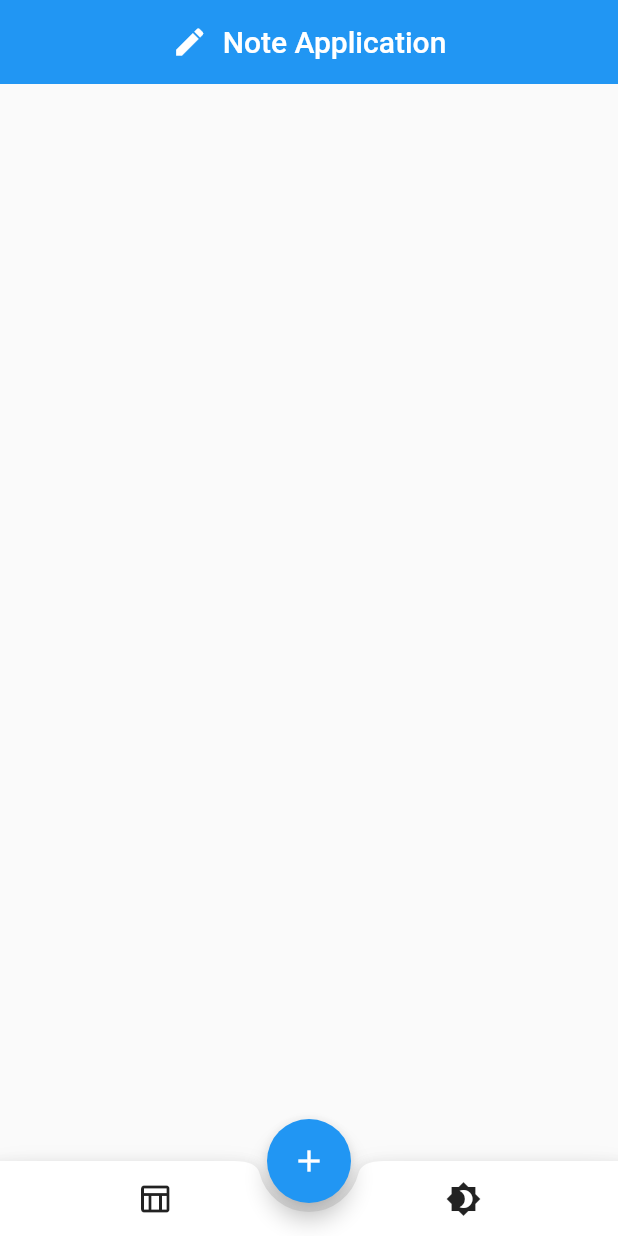
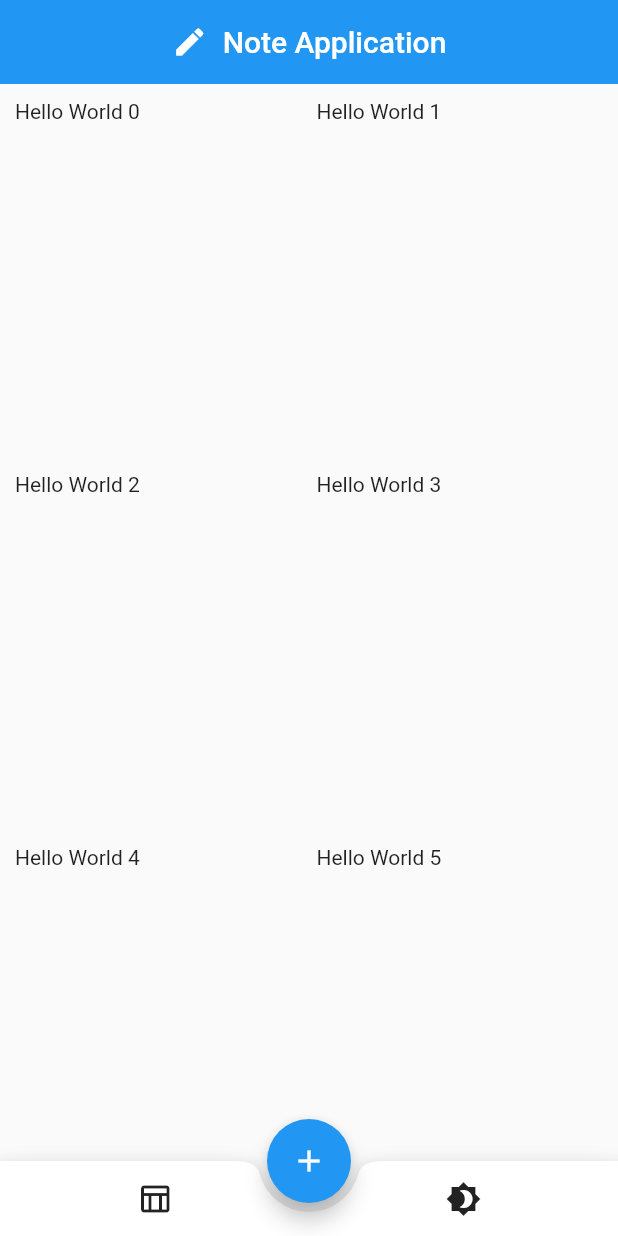
Before and after one commit to tecrodrigocastro/todo_note_app, a Flutter app: the screen it shows after launch, after a tap on the "table chart" icon, on a phone screen of 412 x 824 dp. Run offline on Flutter 3.47's test engine with Material 2 defaults, Android fonts, the light colour scheme and no system bars; our stand-ins replace freezed_annotation.

Commit message:
Home Screen SliverGrid

```diff
--- /dev/null
+++ b/lib/constants.dart
@@ -0,0 +1 @@
+const KIconButtonSplashRadius = 25.0;
--- a/lib/screens/home/home_screen.dart
+++ b/lib/screens/home/home_screen.dart
@@ -1,4 +1,6 @@
 import 'package:flutter/material.dart';
+import 'package:todo_notes_app/screens/home/widgets/widgets.dart';
+import 'package:todo_notes_app/widgets/widgets.dart';
 
 class HomeScreen extends StatelessWidget {
   const HomeScreen({super.key});
@@ -14,16 +16,8 @@ class HomeScreen extends StatelessWidget {
           child: Row(
             mainAxisAlignment: MainAxisAlignment.spaceAround,
             children: [
-              IconButton(
-                onPressed: () {},
-                splashRadius: 30.0,
-                icon: const Icon(Icons.table_chart_outlined),
-              ),
-              IconButton(
-                onPressed: () {},
-                splashRadius: 30.0,
-                icon: const Icon(Icons.brightness_4),
-              ),
+              AppIconButton(onPressed: () {}, icon: Icons.table_chart_outlined),
+              AppIconButton(onPressed: () {}, icon: Icons.brightness_4),
             ],
           ),
         ),
@@ -39,18 +33,23 @@ class HomeScreen extends StatelessWidget {
       ),
       body: CustomScrollView(
         slivers: [
-          SliverAppBar(
-            title: Row(
-              mainAxisAlignment: MainAxisAlignment.center,
-              children: const [
-                Icon(Icons.edit),
-                SizedBox(
-                  width: 10.0,
-                ),
-                Text("Note Application"),
-              ],
+          const AppSliverAppBar(),
+          SliverPadding(
+            padding: const EdgeInsets.all(10),
+            sliver: SliverGrid(
+              delegate: SliverChildBuilderDelegate(
+                (context, index) {
+                  return Text('Hello World $index');
+                },
+                childCount: 10,
+              ),
+              gridDelegate: const SliverGridDelegateWithFixedCrossAxisCount(
+                crossAxisCount: 2,
+                mainAxisSpacing: 10.0,
+                crossAxisSpacing: 10.0,
+                childAspectRatio: 0.8,
+              ),
             ),
-            floating: true,
           ),
         ],
       ),
--- /dev/null
+++ b/lib/screens/home/widgets/note_app_bar.dart
@@ -0,0 +1,22 @@
+import 'package:flutter/material.dart';
+
+class AppSliverAppBar extends StatelessWidget {
+  const AppSliverAppBar({super.key});
+
+  @override
+  Widget build(BuildContext context) {
+    return SliverAppBar(
+      title: Row(
+        mainAxisAlignment: MainAxisAlignment.center,
+        children: const [
+          Icon(Icons.edit),
+          SizedBox(
+            width: 10.0,
+          ),
+          Text("Note Application"),
+        ],
+      ),
+      floating: true,
+    );
+  }
+}
--- /dev/null
+++ b/lib/screens/home/widgets/widgets.dart
@@ -0,0 +1 @@
+export 'note_app_bar.dart';
--- /dev/null
+++ b/lib/widgets/app_icon_button.dart
@@ -0,0 +1,23 @@
+import 'package:flutter/material.dart';
+import 'package:todo_notes_app/constants.dart';
+
+class AppIconButton extends StatelessWidget {
+  const AppIconButton({
+    super.key,
+    required this.onPressed,
+    required this.icon,
+    this.tooltip,
+  });
+  final VoidCallback onPressed;
+  final IconData icon;
+  final String? tooltip;
+  @override
+  Widget build(BuildContext context) {
+    return IconButton(
+      onPressed: onPressed,
+      tooltip: tooltip,
+      splashRadius: KIconButtonSplashRadius,
+      icon: Icon(icon),
+    );
+  }
+}
--- /dev/null
+++ b/lib/widgets/widgets.dart
@@ -0,0 +1 @@
+export 'app_icon_button.dart';
```
